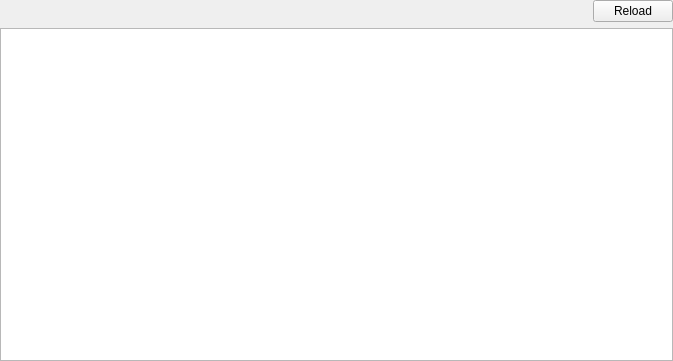
The window that xprocesswidget.ui (horsicq/XProcessWidget) describes before a commit, drawn with Qt 5.
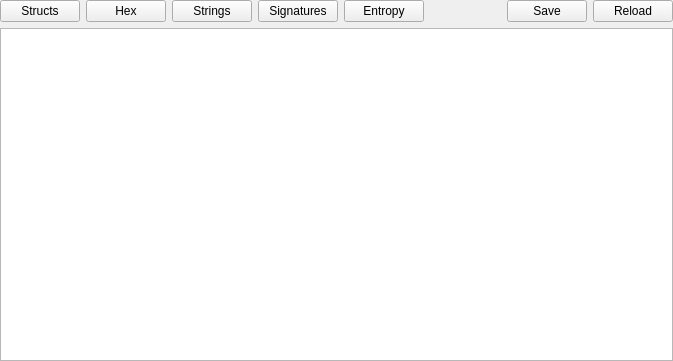
The same window after the commit.

The edit to the form file:
```diff
--- a/xprocesswidget.ui
+++ b/xprocesswidget.ui
@@ -28,6 +28,41 @@
    </property>
    <item>
     <layout class="QHBoxLayout" name="horizontalLayout">
+     <item>
+      <widget class="QPushButton" name="pushButtonProcessStructs">
+       <property name="text">
+        <string>Structs</string>
+       </property>
+      </widget>
+     </item>
+     <item>
+      <widget class="QPushButton" name="pushButtonProcessHex">
+       <property name="text">
+        <string>Hex</string>
+       </property>
+      </widget>
+     </item>
+     <item>
+      <widget class="QPushButton" name="pushButtonProcessStrings">
+       <property name="text">
+        <string>Strings</string>
+       </property>
+      </widget>
+     </item>
+     <item>
+      <widget class="QPushButton" name="pushButtonSignatures">
+       <property name="text">
+        <string>Signatures</string>
+       </property>
+      </widget>
+     </item>
+     <item>
+      <widget class="QPushButton" name="pushButtonProcessEntropy">
+       <property name="text">
+        <string>Entropy</string>
+       </property>
+      </widget>
+     </item>
      <item>
       <spacer name="horizontalSpacer">
        <property name="orientation">
@@ -42,7 +77,14 @@
       </spacer>
      </item>
      <item>
-      <widget class="QPushButton" name="pushButtonReload">
+      <widget class="QPushButton" name="pushButtonProcessesSave">
+       <property name="text">
+        <string>Save</string>
+       </property>
+      </widget>
+     </item>
+     <item>
+      <widget class="QPushButton" name="pushButtonProcessesReload">
        <property name="text">
         <string>Reload</string>
        </property>
```
